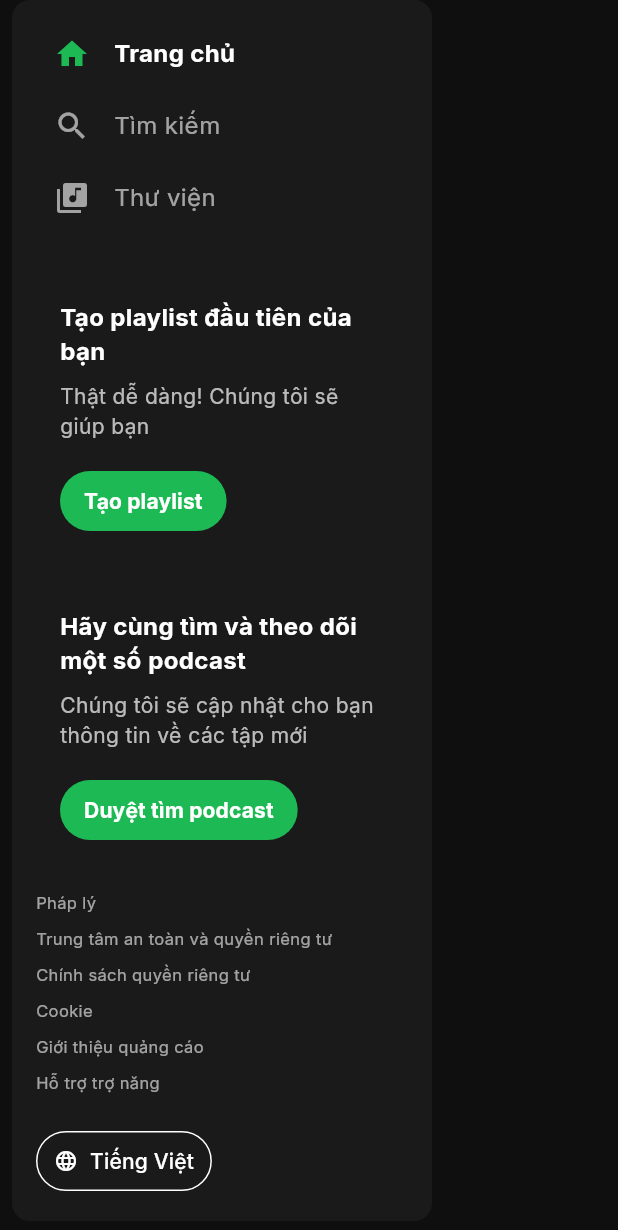
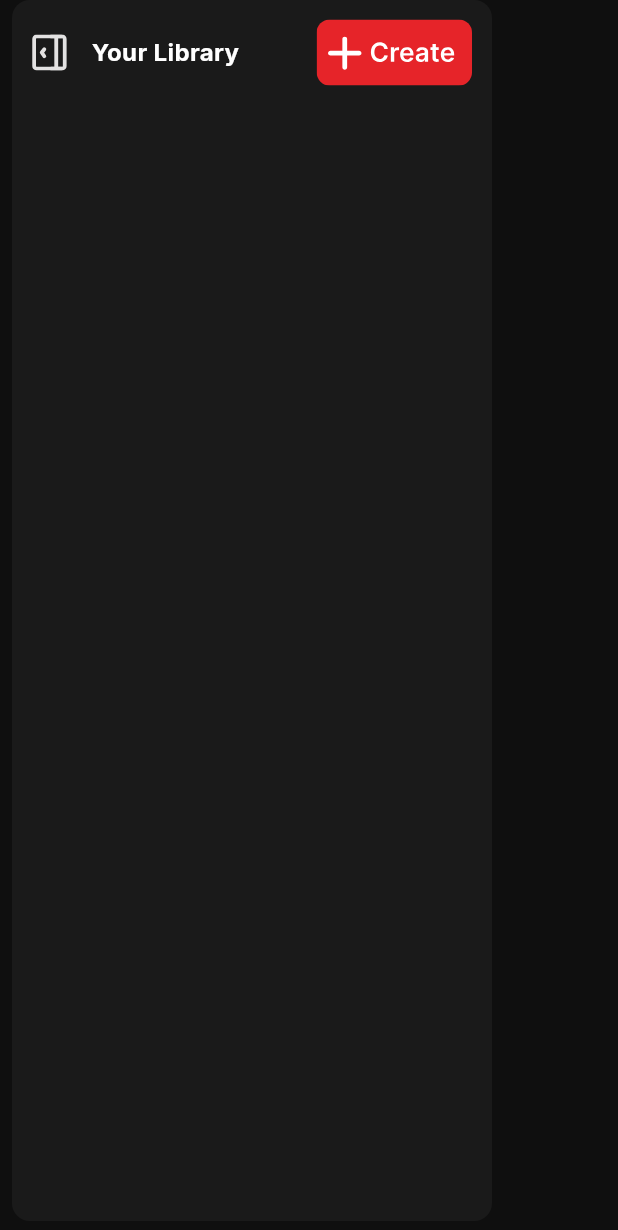
Before and after one commit to NeikoYekindar/Web_Lyra, a Flutter app: the LeftSidebar widget shown alone on an empty page, opened directly, on a phone screen of 412 x 824 dp. Shown: the top 1230 px of the screen. Run offline on Flutter 3.47's test engine with Material 3 defaults, Android fonts, the phone set to English and light mode, and no system bars; our stand-ins replace flutter_svg, google_fonts, shared_preferences; accounts and stored records are empty.

Commit message:
tp update left_sidebar and left_sidebar_mini + voidcallback

```diff
--- a/lyra/lib/widgets/left_sidebar.dart
+++ b/lyra/lib/widgets/left_sidebar.dart
@@ -1,14 +1,19 @@
 import 'package:flutter/material.dart';
+import 'package:flutter_svg/flutter_svg.dart';
+class LeftSidebar extends StatelessWidget {
+  final VoidCallback? onCollapsePressed;
 
-class LeftSidebar extends StatelessWidget {
-  const LeftSidebar({super.key});
+  const LeftSidebar({
+    super.key,
+    this.onCollapsePressed,
+  });
 
   @override
   Widget build(BuildContext context) {
     return Container(
-      width: 280,
+      width: 320,
 
-      padding: const EdgeInsets.all(16),
+      padding: const EdgeInsets.all(5),
       margin: const EdgeInsets.only(right: 8, bottom: 10, left: 8),
       decoration: BoxDecoration(
         color: Theme.of(context).colorScheme.surface,
@@ -17,180 +22,77 @@ class LeftSidebar extends StatelessWidget {
       child: Column(
         crossAxisAlignment: CrossAxisAlignment.start,
         children: [
-          // Navigation Menu
-          _buildMenuItem(context, Icons.home, 'Trang chủ', true),
-          const SizedBox(height: 8),
-          _buildMenuItem(context, Icons.search, 'Tìm kiếm', false),
-          const SizedBox(height: 8),
-          _buildMenuItem(context, Icons.library_music, 'Thư viện', false),
-
-          const SizedBox(height: 32),
-
-          // Create Playlist Section
           Container(
-            padding: const EdgeInsets.all(16),
-            decoration: BoxDecoration(
-              color: Theme.of(context).colorScheme.surfaceVariant,
-              borderRadius: BorderRadius.circular(8),
-            ),
-            child: Column(
-              crossAxisAlignment: CrossAxisAlignment.start,
+            width: double.infinity,
+            color: Colors.transparent,
+            child: Row(
+              mainAxisAlignment: MainAxisAlignment.start,
               children: [
+                _buildCustomIconMenuItemLibrary('assets/icons/closetominisize_icon.svg', false, 40, 40, onCollapsePressed),
+                const SizedBox(width: 8),
                 Text(
-                  'Tạo playlist đầu tiên của bạn',
+                  'Your Library',
                   style: TextStyle(
                     color: Theme.of(context).colorScheme.onSurfaceVariant,
                     fontSize: 16,
                     fontWeight: FontWeight.bold,
+
                   ),
                 ),
-                const SizedBox(height: 8),
-                Text(
-                  'Thật dễ dàng! Chúng tôi sẽ giúp bạn',
-                  style: TextStyle(
-                    color: Theme.of(context).colorScheme.onSurfaceVariant.withOpacity(0.7),
-                    fontSize: 14,
-                  ),
-                ),
-                const SizedBox(height: 16),
-                ElevatedButton(
-                  onPressed: () {},
-                  style: ElevatedButton.styleFrom(
-                    backgroundColor: Theme.of(context).colorScheme.primary,
-                    foregroundColor: Theme.of(context).colorScheme.onPrimary,
-                    shape: RoundedRectangleBorder(
-                      borderRadius: BorderRadius.circular(20),
-                    ),
-                    padding: const EdgeInsets.symmetric(horizontal: 16, vertical: 8),
-                  ),
-                  child: const Text(
-                    'Tạo playlist',
-                    style: TextStyle(fontWeight: FontWeight.bold),
-                  ),
-                ),
-              ],
-            ),
+                const Spacer(),
+                _buildCustomIconMenuItemLibraryCreate('assets/icons/create.svg', false, 120, 60),
+              ]
+              ),
           ),
 
-          const SizedBox(height: 16),
 
-          // Browse Podcasts Section
-          Container(
-            padding: const EdgeInsets.all(16),
-            decoration: BoxDecoration(
-              color: Theme.of(context).colorScheme.surfaceVariant,
-              borderRadius: BorderRadius.circular(8),
-            ),
-            child: Column(
-              crossAxisAlignment: CrossAxisAlignment.start,
-              children: [
-                Text(
-                  'Hãy cùng tìm và theo dõi một số podcast',
-                  style: TextStyle(
-                    color: Theme.of(context).colorScheme.onSurfaceVariant,
-                    fontSize: 16,
-                    fontWeight: FontWeight.bold,
-                  ),
-                ),
-                const SizedBox(height: 8),
-                Text(
-                  'Chúng tôi sẽ cập nhật cho bạn thông tin về các tập mới',
-                  style: TextStyle(
-                    color: Theme.of(context).colorScheme.onSurfaceVariant.withOpacity(0.7),
-                    fontSize: 14,
-                  ),
-                ),
-                const SizedBox(height: 16),
-                ElevatedButton(
-                  onPressed: () {},
-                  style: ElevatedButton.styleFrom(
-                    backgroundColor: Theme.of(context).colorScheme.primary,
-                    foregroundColor: Theme.of(context).colorScheme.onPrimary,
-                    shape: RoundedRectangleBorder(
-                      borderRadius: BorderRadius.circular(20),
-                    ),
-                    padding: const EdgeInsets.symmetric(horizontal: 16, vertical: 8),
-                  ),
-                  child: const Text(
-                    'Duyệt tìm podcast',
-                    style: TextStyle(fontWeight: FontWeight.bold),
-                  ),
-                ),
-              ],
-            ),
-          ),
-
-          const Spacer(),
-
-          // Bottom Links
-          _buildBottomLink(context, 'Pháp lý'),
-          _buildBottomLink(context, 'Trung tâm an toàn và quyền riêng tư'),
-          _buildBottomLink(context, 'Chính sách quyền riêng tư'),
-          _buildBottomLink(context, 'Cookie'),
-          _buildBottomLink(context, 'Giới thiệu quảng cáo'),
-          _buildBottomLink(context, 'Hỗ trợ trợ năng'),
-
-          const SizedBox(height: 16),
 
           // Language Button
-          OutlinedButton.icon(
-            onPressed: () {},
-            icon: Icon(Icons.language,
-              color: Theme.of(context).colorScheme.onSurface, size: 16),
-            label: Text(
-              'Tiếng Việt',
-              style: TextStyle(
-                color: Theme.of(context).colorScheme.onSurface, fontSize: 14),
-            ),
-            style: OutlinedButton.styleFrom(
-              side: BorderSide(color: Theme.of(context).colorScheme.outline),
-              shape: RoundedRectangleBorder(
-                borderRadius: BorderRadius.circular(20),
-              ),
-              padding: const EdgeInsets.symmetric(horizontal: 12, vertical: 6),
-            ),
-          ),
+
         ],
       ),
     );
   }
-
-  Widget _buildMenuItem(BuildContext context, IconData icon, String title, bool isActive) {
+  Widget _buildCustomIconMenuItemLibrary(String svgPath, bool isActive, double sizeWidth, double sizeHeight, VoidCallback? onPressed) {
     return Container(
-      padding: const EdgeInsets.symmetric(vertical: 8, horizontal: 12),
-      child: Row(
-        children: [
-          Icon(
-            icon,
-            color: isActive
-              ? Theme.of(context).colorScheme.primary
-              : Theme.of(context).colorScheme.onSurface.withOpacity(0.6),
-            size: 24,
-          ),
-          const SizedBox(width: 16),
-          Text(
-            title,
-            style: TextStyle(
-              color: isActive
-                ? Theme.of(context).colorScheme.onSurface
-                : Theme.of(context).colorScheme.onSurface.withOpacity(0.6),
-              fontSize: 16,
-              fontWeight: isActive ? FontWeight.bold : FontWeight.normal,
-            ),
-          ),
-        ],
+      width: sizeWidth,
+      height: sizeHeight,
+      decoration: BoxDecoration(
+        color: isActive ? const Color(0xFF2A2A2A) : Colors.transparent,
+        borderRadius: BorderRadius.circular(8),
+      ),
+      child: IconButton(
+        onPressed: onPressed ?? () {},
+        icon: SvgPicture.asset(
+          svgPath,
+          width: 25,
+          height: 25
+          // colorFilter: ColorFilter.mode(
+          //   isActive ? Colors.white : Colors.grey,
+          //   BlendMode.srcIn,
+          // ),
+        ),
       ),
     );
   }
-
-  Widget _buildBottomLink(BuildContext context, String title) {
-    return Padding(
-      padding: const EdgeInsets.symmetric(vertical: 4),
-      child: Text(
-        title,
-        style: TextStyle(
-          color: Theme.of(context).colorScheme.onSurface.withOpacity(0.6),
-          fontSize: 11,
+  Widget _buildCustomIconMenuItemLibraryCreate(String svgPath, bool isActive, double sizeWidth, double sizeHeight) {
+    return Container(
+      width: sizeWidth,
+      height: sizeHeight,
+      decoration: BoxDecoration(
+        color: isActive ? const Color(0xFF2A2A2A) : Colors.transparent,
+        borderRadius: BorderRadius.circular(8),
+      ),
+      child: IconButton(
+        onPressed: () {},
+        icon: SvgPicture.asset(
+          svgPath,
+          width: sizeWidth,
+          height: sizeHeight,
+          // colorFilter: ColorFilter.mode(
+          //   isActive ? Colors.white : Colors.grey,
+          //   BlendMode.srcIn,
+          // ),
         ),
       ),
     );
```
Also changed, not shown: lyra/lib/screens/dashboard_screen.dart (+19 -3 lines), lyra/lib/widgets/home_center.dart (+11 -11 lines), lyra/lib/widgets/left_sidebar_mini.dart (+27 -22 lines), lyra/assets/icons/closetominisize_icon.svg (added), lyra/assets/icons/create.svg (added), lyra/assets/images/HTH_radio.png (added), lyra/assets/images/balladbuon.png (added), lyra/assets/images/haveasip.png (added), lyra/assets/images/hoangdung.png (added), lyra/assets/images/indieviet.png (added), lyra/assets/images/playlist_mtp.png (added), lyra/assets/images/vu.png (added).
